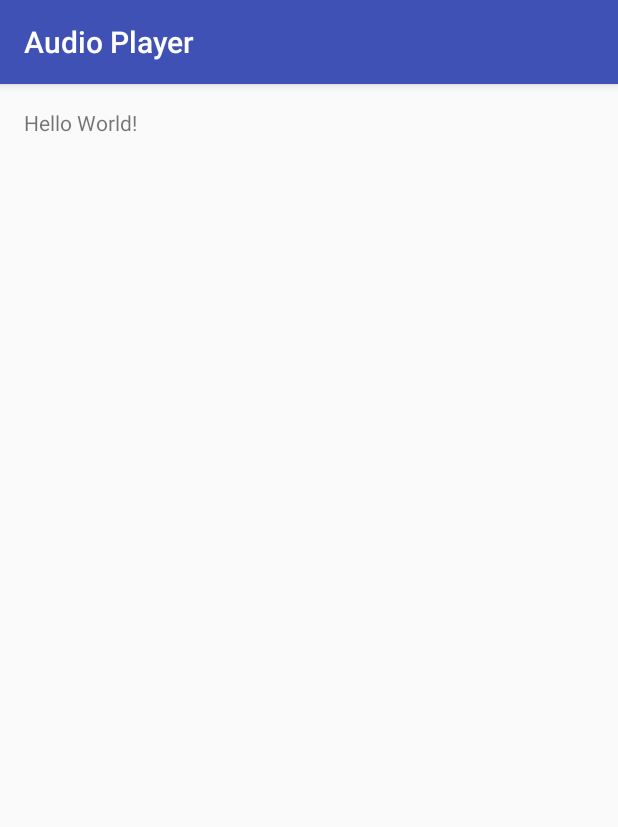
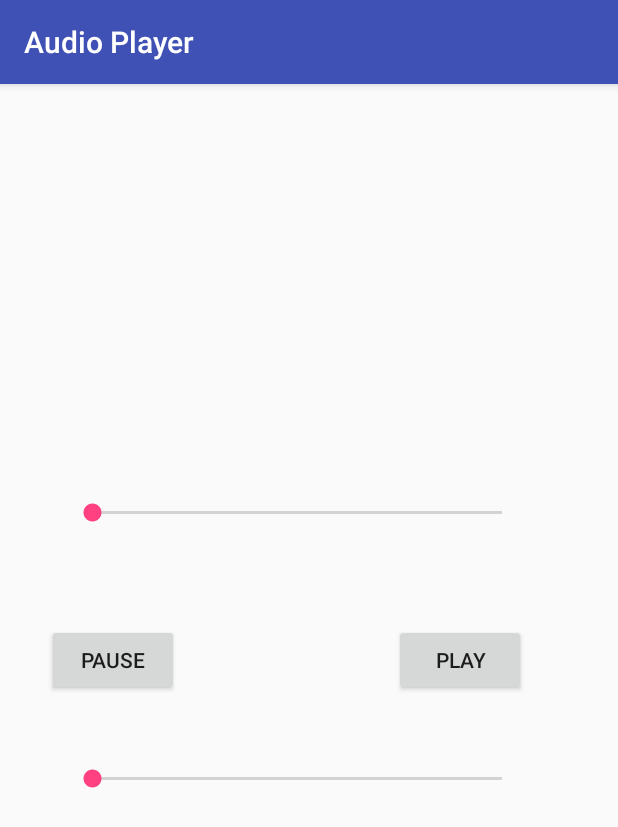
Before and after one commit to prkashi/Audio-Player, an Android app: the screen it shows after launch (MainActivity), on a phone screen of 412 x 824 dp. Shown: the top 827 px of the screen. Run offline under Robolectric (Android 15) with nearby library versions, the phone set to English and light mode, and no system bars.

Commit message:
Working Audio Player

```diff
--- a/app/src/main/java/com/example/punithrkashi/audioplayer/MainActivity.java
+++ b/app/src/main/java/com/example/punithrkashi/audioplayer/MainActivity.java
@@ -1,13 +1,97 @@
 package com.example.punithrkashi.audioplayer;
 
+import android.content.Context;
+import android.media.AudioManager;
+import android.media.MediaPlayer;
 import android.support.v7.app.AppCompatActivity;
 import android.os.Bundle;
+import android.util.Log;
+import android.view.View;
+import android.widget.SeekBar;
+
+import java.util.Timer;
+import java.util.TimerTask;
 
 public class MainActivity extends AppCompatActivity {
+
+
+    MediaPlayer mPlayer;
+
+    public void playMusic(View view){
+
+        mPlayer.start();
+    }
+
+    public void pauseMusic(View view){
+
+        mPlayer.pause();
+
+    }
+
 
     @Override
     protected void onCreate(Bundle savedInstanceState) {
         super.onCreate(savedInstanceState);
         setContentView(R.layout.activity_main);
+
+        mPlayer = MediaPlayer.create(this, R.raw.music);
+
+        final AudioManager audio = (AudioManager)getSystemService(Context.AUDIO_SERVICE);
+        int maxVolume = audio.getStreamVolume(AudioManager.STREAM_MUSIC);
+        int currVolume = audio.getStreamVolume(AudioManager.STREAM_MUSIC);
+
+        SeekBar skbar = (SeekBar)findViewById(R.id.skbar);
+        final SeekBar skbar2 = (SeekBar)findViewById(R.id.skbar2);
+        skbar.setMax(maxVolume);
+        skbar2.setMax(mPlayer.getDuration());
+        skbar.setProgress(currVolume);
+
+        skbar.setOnSeekBarChangeListener(new SeekBar.OnSeekBarChangeListener() {
+            @Override
+            public void onProgressChanged(SeekBar seekBar, int i, boolean b) {
+
+                audio.setStreamVolume(AudioManager.STREAM_MUSIC, i,0);
+
+            }
+
+            @Override
+            public void onStartTrackingTouch(SeekBar seekBar) {
+
+            }
+
+            @Override
+            public void onStopTrackingTouch(SeekBar seekBar) {
+
+            }
+        });
+
+        new Timer().scheduleAtFixedRate(new TimerTask() {
+            @Override
+            public void run() {
+
+                skbar2.setProgress(mPlayer.getCurrentPosition());
+
+            }
+        },0,2000);
+
+        skbar2.setOnSeekBarChangeListener(new SeekBar.OnSeekBarChangeListener() {
+            @Override
+            public void onProgressChanged(SeekBar seekBar, int i, boolean b) {
+
+                mPlayer.seekTo(i);
+
+            }
+
+            @Override
+            public void onStartTrackingTouch(SeekBar seekBar) {
+
+            }
+
+            @Override
+            public void onStopTrackingTouch(SeekBar seekBar) {
+
+            }
+        });
+
     }
 }
--- a/app/src/main/res/layout/activity_main.xml
+++ b/app/src/main/res/layout/activity_main.xml
@@ -10,8 +10,42 @@
     android:paddingTop="@dimen/activity_vertical_margin"
     tools:context="com.example.punithrkashi.audioplayer.MainActivity">
 
-    <TextView
+    <Button
+        android:text="Play"
         android:layout_width="wrap_content"
         android:layout_height="wrap_content"
-        android:text="Hello World!" />
+        android:layout_centerVertical="true"
+        android:layout_alignParentEnd="true"
+        android:layout_marginEnd="45dp"
+        android:onClick="playMusic"
+        android:id="@+id/play" />
+
+    <Button
+        android:text="Pause"
+        android:layout_width="wrap_content"
+        android:layout_height="wrap_content"
+        android:layout_alignTop="@+id/play"
+        android:layout_alignParentStart="true"
+        android:layout_marginStart="15dp"
+        android:onClick="pauseMusic"
+        android:id="@+id/pause" />
+
+    <SeekBar
+        android:layout_width="wrap_content"
+        android:layout_height="wrap_content"
+        android:layout_below="@+id/pause"
+        android:layout_alignStart="@+id/pause"
+        android:layout_marginStart="14dp"
+        android:layout_marginTop="46dp"
+        android:id="@+id/skbar"
+        android:layout_alignEnd="@+id/play" />
+
+    <SeekBar
+        android:layout_width="wrap_content"
+        android:layout_height="wrap_content"
+        android:layout_above="@+id/pause"
+        android:layout_alignStart="@+id/skbar"
+        android:layout_marginBottom="65dp"
+        android:id="@+id/skbar2"
+        android:layout_alignEnd="@+id/play" />
 </RelativeLayout>
```
Also changed, not shown: 1 other file.
